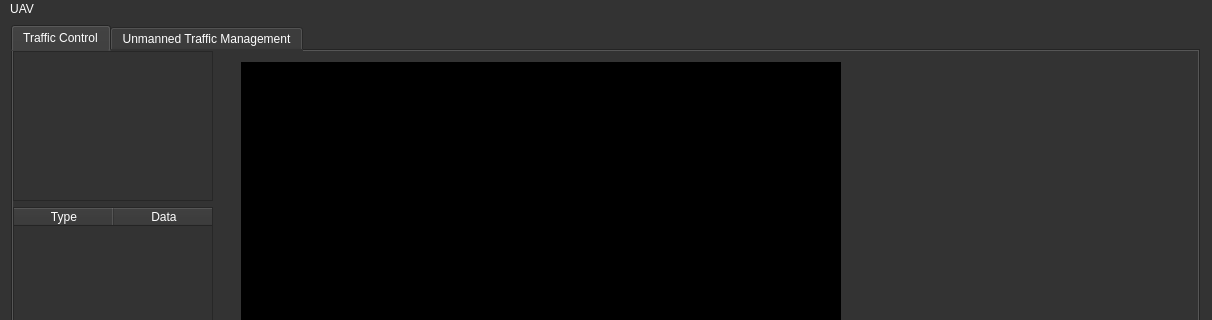
Qt form ui/mainwidget.ui (SUV-Olympiad/SUV-GCS) before a commit; both pictures show x 0 to 1212 and y 0 to 320 of the 1212 by 974 pixel window.
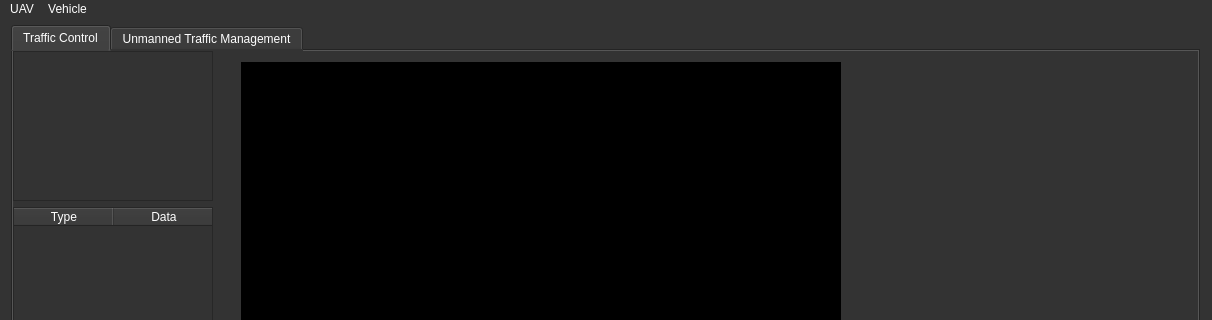
The same form after that commit. Icons and pictures are not drawn. Custom widgets are drawn as their Qt base class.

Commit message: Feat:Vehicle type event

What changed in the file:
```diff
--- a/ui/mainwidget.ui
+++ b/ui/mainwidget.ui
@@ -374,7 +374,14 @@
     <addaction name="actionImport_from_Databse"/>
     <addaction name="actionReset_Database"/>
    </widget>
+   <widget class="QMenu" name="menuVehicle">
+    <property name="title">
+     <string>Vehicle</string>
+    </property>
+    <addaction name="actionType_Upload"/>
+   </widget>
    <addaction name="menuOption"/>
+   <addaction name="menuVehicle"/>
   </widget>
   <widget class="QStatusBar" name="statusBar">
    <property name="geometry">
```
Left out of the diff: 23 changed lines with no effect on the pictures. The commit also changes 5 other files.
